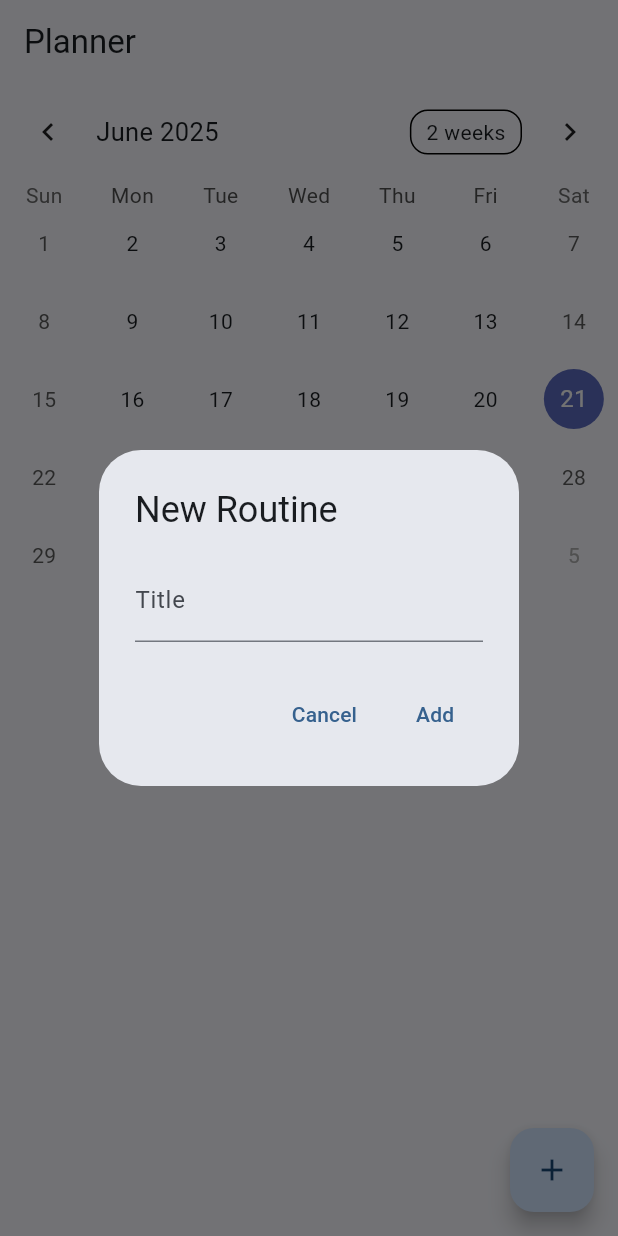
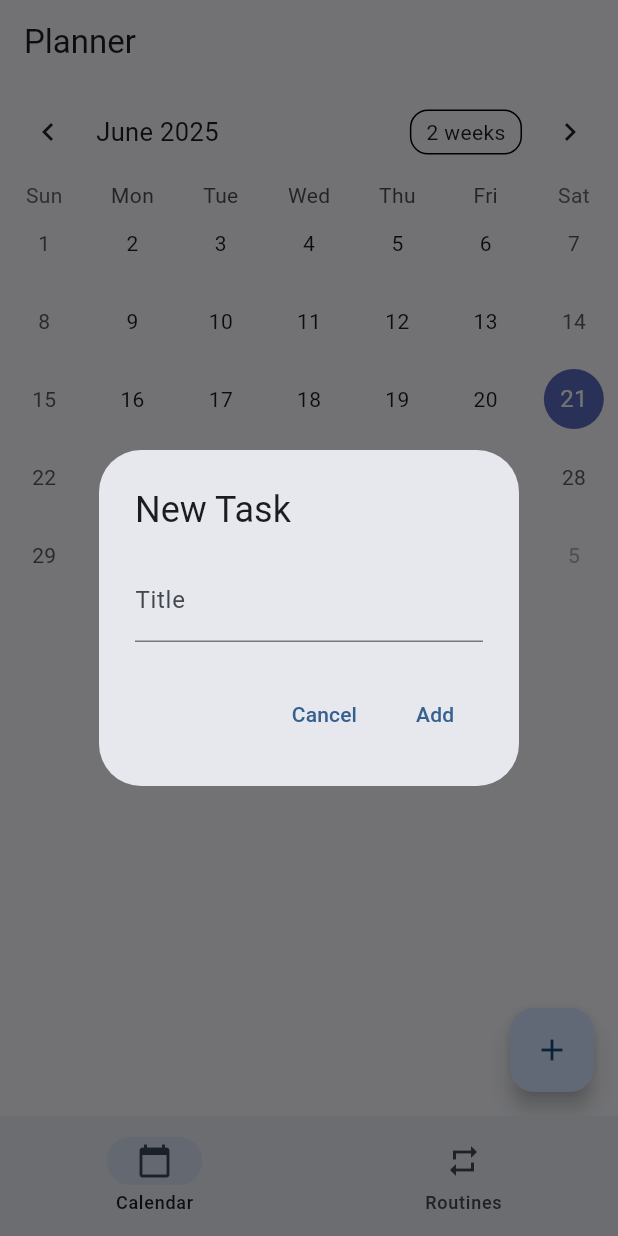
Before and after one commit to Cesi21/Life_Planner, a Flutter app: the screen it shows after launch, after a tap on the "add" icon, on a phone screen of 412 x 824 dp. Run offline on Flutter 3.47's test engine with Material 3 defaults, Android fonts, the phone set to English and light mode, and no system bars; drawn by our look-alikes of table_calendar; our stand-ins replace hive, hive_flutter; accounts and stored records are empty.

Commit message:
Add Task and Routine separation with navigation

```diff
--- a/lib/main.dart
+++ b/lib/main.dart
@@ -1,12 +1,16 @@
 import 'package:flutter/material.dart';
 import 'package:hive_flutter/hive_flutter.dart';
+import 'models/task.dart';
 import 'models/routine.dart';
 import 'views/calendar_page.dart';
+import 'views/routine_page.dart';
 
 Future<void> main() async {
   WidgetsFlutterBinding.ensureInitialized();
   await Hive.initFlutter();
+  Hive.registerAdapter(TaskAdapter());
   Hive.registerAdapter(RoutineAdapter());
+  await Hive.openBox<Task>('tasks');
   await Hive.openBox<Routine>('routines');
 
   runApp(const PlannerApp());
@@ -33,7 +37,37 @@ class PlannerApp extends StatelessWidget {
         ),
         brightness: Brightness.dark,
       ),
-      home: const CalendarPage(),
+      home: const HomePage(),
     );
   }
 }
+
+class HomePage extends StatefulWidget {
+  const HomePage({super.key});
+
+  @override
+  State<HomePage> createState() => _HomePageState();
+}
+
+class _HomePageState extends State<HomePage> {
+  int _index = 0;
+  final List<Widget> _pages = const [CalendarPage(), RoutinePage()];
+
+  @override
+  Widget build(BuildContext context) {
+    return Scaffold(
+      body: IndexedStack(
+        index: _index,
+        children: _pages,
+      ),
+      bottomNavigationBar: NavigationBar(
+        selectedIndex: _index,
+        onDestinationSelected: (i) => setState(() => _index = i),
+        destinations: const [
+          NavigationDestination(icon: Icon(Icons.calendar_today), label: 'Calendar'),
+          NavigationDestination(icon: Icon(Icons.repeat), label: 'Routines'),
+        ],
+      ),
+    );
+  }
+}
--- /dev/null
+++ b/lib/models/task.dart
@@ -0,0 +1,36 @@
+import 'package:hive/hive.dart';
+
+@HiveType(typeId: 0)
+class Task extends HiveObject {
+  @HiveField(0)
+  String title;
+
+  @HiveField(1)
+  DateTime date;
+
+  @HiveField(2)
+  bool isCompleted;
+
+  Task({required this.title, required this.date, this.isCompleted = false});
+}
+
+class TaskAdapter extends TypeAdapter<Task> {
+  @override
+  final int typeId = 0;
+
+  @override
+  Task read(BinaryReader reader) {
+    return Task(
+      title: reader.readString(),
+      date: DateTime.fromMillisecondsSinceEpoch(reader.readInt()),
+      isCompleted: reader.readBool(),
+    );
+  }
+
+  @override
+  void write(BinaryWriter writer, Task obj) {
+    writer.writeString(obj.title);
+    writer.writeInt(obj.date.millisecondsSinceEpoch);
+    writer.writeBool(obj.isCompleted);
+  }
+}
--- a/lib/services/routine_service.dart
+++ b/lib/services/routine_service.dart
@@ -11,13 +11,9 @@ class RoutineService {
     return await Hive.openBox<Routine>(boxName);
   }
 
-  Future<List<Routine>> getRoutinesForDay(DateTime day) async {
+  Future<List<Routine>> getRoutines() async {
     final box = await _openBox();
-    final start = DateTime(day.year, day.month, day.day);
-    final end = DateTime(day.year, day.month, day.day, 23, 59, 59);
-    return box.values
-        .where((r) => r.date.isAfter(start.subtract(const Duration(seconds: 1))) && r.date.isBefore(end.add(const Duration(seconds: 1))))
-        .toList();
+    return box.values.toList();
   }
 
   Future<void> addRoutine(Routine routine) async {
@@ -28,4 +24,8 @@ class RoutineService {
   Future<void> updateRoutine(Routine routine) async {
     await routine.save();
   }
+
+  Future<void> deleteRoutine(Routine routine) async {
+    await routine.delete();
+  }
 }
--- /dev/null
+++ b/lib/services/task_service.dart
@@ -0,0 +1,32 @@
+import 'package:hive_flutter/hive_flutter.dart';
+import '../models/task.dart';
+
+class TaskService {
+  static const String boxName = 'tasks';
+
+  Future<Box<Task>> _openBox() async {
+    if (Hive.isBoxOpen(boxName)) {
+      return Hive.box<Task>(boxName);
+    }
+    return await Hive.openBox<Task>(boxName);
+  }
+
+  Future<List<Task>> getTasksForDay(DateTime day) async {
+    final box = await _openBox();
+    final start = DateTime(day.year, day.month, day.day);
+    final end = DateTime(day.year, day.month, day.day, 23, 59, 59);
+    return box.values
+        .where((t) => t.date.isAfter(start.subtract(const Duration(seconds: 1))) &&
+            t.date.isBefore(end.add(const Duration(seconds: 1))))
+        .toList();
+  }
+
+  Future<void> addTask(Task task) async {
+    final box = await _openBox();
+    await box.add(task);
+  }
+
+  Future<void> updateTask(Task task) async {
+    await task.save();
+  }
+}
--- a/lib/views/calendar_page.dart
+++ b/lib/views/calendar_page.dart
@@ -1,7 +1,7 @@
 import 'package:flutter/material.dart';
 import 'package:table_calendar/table_calendar.dart';
-import '../models/routine.dart';
-import '../services/routine_service.dart';
+import '../models/task.dart';
+import '../services/task_service.dart';
 
 class CalendarPage extends StatefulWidget {
   const CalendarPage({super.key});
@@ -11,32 +11,32 @@ class CalendarPage extends StatefulWidget {
 }
 
 class _CalendarPageState extends State<CalendarPage> {
-  final RoutineService _service = RoutineService();
+  final TaskService _service = TaskService();
   DateTime _focusedDay = DateTime.now();
   DateTime? _selectedDay;
-  List<Routine> _routines = [];
+  List<Task> _tasks = [];
 
   @override
   void initState() {
     super.initState();
     _selectedDay = DateTime.now();
-    _loadRoutines();
+    _loadTasks();
   }
 
-  Future<void> _loadRoutines() async {
+  Future<void> _loadTasks() async {
     if (_selectedDay == null) return;
-    final routines = await _service.getRoutinesForDay(_selectedDay!);
+    final tasks = await _service.getTasksForDay(_selectedDay!);
     setState(() {
-      _routines = routines;
+      _tasks = tasks;
     });
   }
 
-  Future<void> _addRoutine() async {
+  Future<void> _addTask() async {
     final controller = TextEditingController();
     final result = await showDialog<String>(
       context: context,
       builder: (context) => AlertDialog(
-        title: const Text('New Routine'),
+        title: const Text('New Task'),
         content: TextField(
           controller: controller,
           decoration: const InputDecoration(labelText: 'Title'),
@@ -54,20 +54,20 @@ class _CalendarPageState extends State<CalendarPage> {
       ),
     );
     if (result != null && result.isNotEmpty) {
-      final routine = Routine(title: result, date: _selectedDay!);
-      await _service.addRoutine(routine);
-      _loadRoutines();
+      final task = Task(title: result, date: _selectedDay!);
+      await _service.addTask(task);
+      _loadTasks();
     }
   }
 
-  Widget _buildRoutineItem(Routine routine) {
+  Widget _buildTaskItem(Task task) {
     return CheckboxListTile(
-      title: Text(routine.title),
-      value: routine.isCompleted,
+      title: Text(task.title),
+      value: task.isCompleted,
       onChanged: (value) async {
-        routine.isCompleted = value ?? false;
-        await _service.updateRoutine(routine);
-        _loadRoutines();
+        task.isCompleted = value ?? false;
+        await _service.updateTask(task);
+        _loadTasks();
       },
     );
   }
@@ -89,18 +89,18 @@ class _CalendarPageState extends State<CalendarPage> {
                 _selectedDay = selectedDay;
                 _focusedDay = focusedDay;
               });
-              _loadRoutines();
+              _loadTasks();
             },
           ),
           Expanded(
             child: ListView(
-              children: _routines.map(_buildRoutineItem).toList(),
+              children: _tasks.map(_buildTaskItem).toList(),
             ),
           ),
         ],
       ),
       floatingActionButton: FloatingActionButton(
-        onPressed: _addRoutine,
+        onPressed: _addTask,
         child: const Icon(Icons.add),
       ),
     );
```
Also changed, not shown: lib/models/routine.dart (+29 -10 lines), lib/views/routine_page.dart (added, +111 -0 lines).
